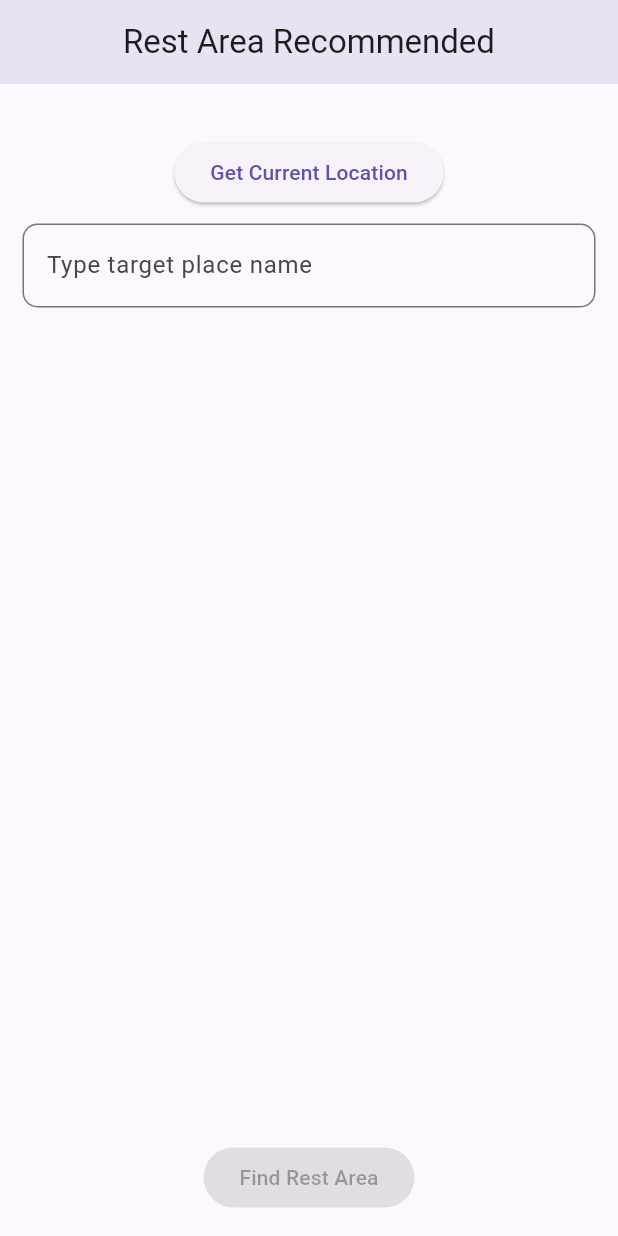
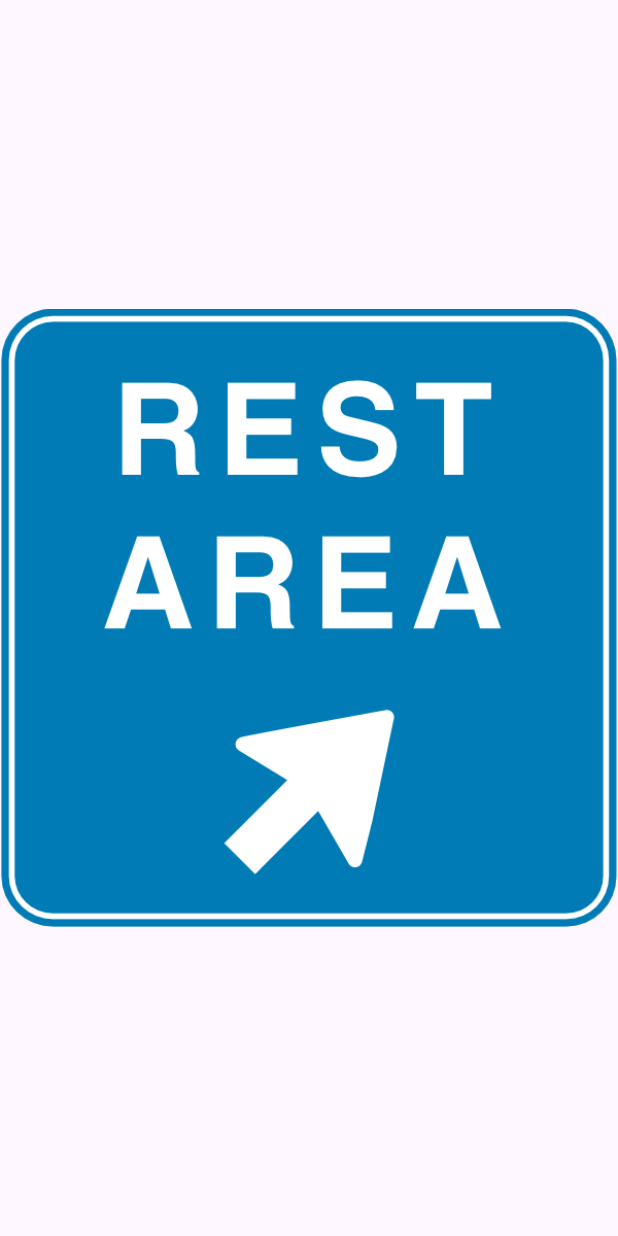
Before and after one commit to JakariaKhan-CSE/Rest-Area-Recommender, a Flutter app: the first screen one second after launch, on a phone screen of 412 x 824 dp. Run offline on Flutter 3.47's test engine with Material 3 defaults, Android fonts, the phone set to English and light mode, and no system bars; drawn by our look-alikes of flutter_animate; our stand-ins replace csv, geocoding, geolocator, google_maps_flutter; missing offline and left inert: flutter_polyline_points.

Commit message:
add splash screen and reduce 5 km to 1 km near point finding.

```diff
--- a/lib/main.dart
+++ b/lib/main.dart
@@ -1,16 +1,17 @@
 import 'package:flutter/material.dart';
 import 'package:rest_area_recommended/homepage.dart';
-void main()=>runApp(myApp());
+import 'package:rest_area_recommended/splash_screen.dart';
+void main()=>runApp(const myApp());
 
 class myApp extends StatelessWidget {
   const myApp({super.key});
 
   @override
   Widget build(BuildContext context) {
-    return MaterialApp(
+    return const MaterialApp(
       debugShowCheckedModeBanner: false,
       themeMode: ThemeMode.light,
-      home: HomePage(),
+      home: SplashScreen(),
     );
   }
 }
--- a/lib/showRestArea.dart
+++ b/lib/showRestArea.dart
@@ -319,7 +319,7 @@ setState(() {
 
   bool _isPointNearPolyline(LatLng point) {
 
-    const double tolerance = 5.0; // Tolerance in kilometers (20 kilometer)
+    const double tolerance = 1.0; // Tolerance in kilometers (20 kilometer)
     for (int i = 0; i < polylineCoordinates.length - 1; i++) {
       LatLng start = polylineCoordinates[i];
       LatLng end = polylineCoordinates[i + 1];
--- /dev/null
+++ b/lib/splash_screen.dart
@@ -0,0 +1,32 @@
+import 'dart:async';
+
+import 'package:flutter/material.dart';
+import 'package:flutter_animate/flutter_animate.dart';
+import 'package:rest_area_recommended/homepage.dart';
+
+class SplashScreen extends StatefulWidget {
+  const SplashScreen({super.key});
+
+  @override
+  State<SplashScreen> createState() => _SplashScreenState();
+}
+
+
+class _SplashScreenState extends State<SplashScreen> {
+  @override
+  void initState() {
+    Timer(const Duration(seconds: 4), ()=>Navigator.pushReplacement(context, MaterialPageRoute(builder: (ctx)=>const HomePage())));
+    super.initState();
+  }
+  @override
+  Widget build(BuildContext context) {
+    return Scaffold(
+      body: Center(
+        child: Animate(
+          effects: const [FadeEffect(duration: Duration(milliseconds: 1500)),ScaleEffect(duration: Duration(milliseconds: 1500))],
+          child: Image.asset('assets/images/splash_screen.png'),
+        )
+      ),
+    );
+  }
+}
--- a/pubspec.yaml
+++ b/pubspec.yaml
@@ -43,6 +43,7 @@ dependencies:
   uuid: ^4.4.0
   csv: ^6.0.0
   geolocator: ^12.0.0
+  flutter_animate: ^4.5.0
 
 
 dev_dependencies:
```
Also changed, not shown: pubspec.lock.
